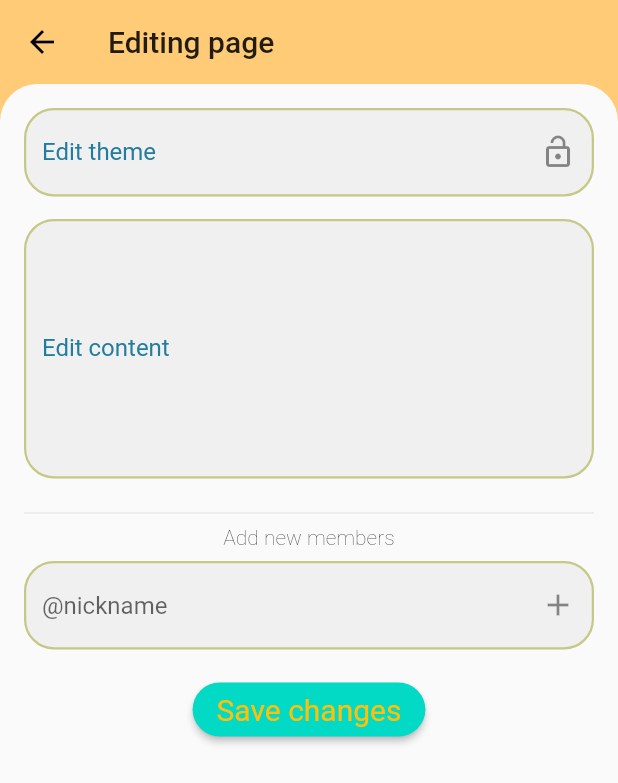
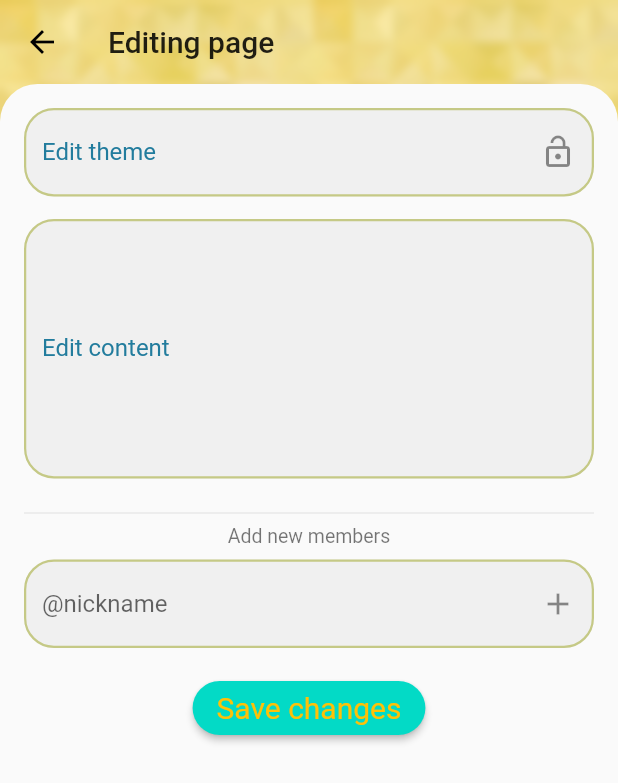
Before and after one commit to mem3Dealer/disCuss, a Flutter app: the AnotherGroupCreator screen opened directly, on a phone screen of 412 x 824 dp. Shown: the top 783 px of the screen. Run offline on Flutter 3.47's test engine with Material 2 defaults, Android fonts, the phone set to English and light mode, and no system bars; our stand-ins replace bloc, cloud_firestore, firebase_auth, firebase_core, flutter_bloc, flutter_slidable and 2 more; missing offline and left inert: splash_screen_view; accounts and stored records are empty.

Commit message:
ui updating befor merging

```diff
--- a/lib/pages/anotherGroupCreator.dart
+++ b/lib/pages/anotherGroupCreator.dart
@@ -1,3 +1,5 @@
+import 'dart:ui';
+
 import 'package:flutter/material.dart';
 import 'package:flutter_bloc/flutter_bloc.dart';
 import 'package:get_it/get_it.dart';
@@ -53,20 +55,38 @@ class _AnotherGroupCreatorState extends State<AnotherGroupCreator> {
     final _themeEditingController =
         TextEditingController(text: roomCubit.state.currentRoom?.topicTheme);
     // print("PRINT FROM BUILD: ${userCubit.state.selectedUsers}");
-    return Scaffold(
-        backgroundColor: theme.primaryColor,
+    return Container(
+      decoration: BoxDecoration(
+        image: DecorationImage(
+            scale: 0.3,
+            repeat: ImageRepeat.repeat,
+            // fit: BoxFit.cover,
+            image: theme.brightness == Brightness.dark
+                ? ExactAssetImage('assets/dark_back.png')
+                : ExactAssetImage('assets/light_back.jpg')),
+      ),
+      child: BackdropFilter(
+        filter: theme.brightness == Brightness.dark
+            ? ImageFilter.blur(sigmaX: 13.0, sigmaY: 13.0)
+            : ImageFilter.blur(sigmaX: 3.0, sigmaY: 3.0),
+        child: Scaffold(
+            backgroundColor: Colors.transparent,
             // resizeToAvoidBottomInset: false,
             appBar: AppBar(
+              backgroundColor: Colors.transparent,
               elevation: 0,
-          title:
-              _isEditing ? Text('Editing page') : Text('Start new discussion'),
+              title: _isEditing
+                  ? Text('Editing page')
+                  : Text('Start new discussion'),
             ),
             body: ClipRRect(
               borderRadius: BorderRadius.only(
-              topLeft: Radius.circular(25.0), topRight: Radius.circular(25.0)),
+                  topLeft: Radius.circular(25.0),
+                  topRight: Radius.circular(25.0)),
               child: Container(
                   height: double.infinity,
-              decoration: BoxDecoration(color: theme.scaffoldBackgroundColor),
+                  decoration:
+                      BoxDecoration(color: theme.scaffoldBackgroundColor),
                   child: SingleChildScrollView(
                     child: Column(
                       // mainAxisSize: MainAxisSize.max,
@@ -97,14 +117,17 @@ class _AnotherGroupCreatorState extends State<AnotherGroupCreator> {
                                   _isEditing
                                       ? 'Add new members'
                                       : 'You may add future participants below:',
-                              style: TextStyle(fontWeight: FontWeight.w200),
+                                  style: theme.textTheme.caption
+                                      ?.copyWith(fontSize: 13),
                                   // textAlign: TextAlign.start,
                                 ),
                                 SizedBox(
                                   height: 8,
                                 ),
                                 Form(
-                              key: _isEditing ? _editFormKey : verySpecialKey,
+                                  key: _isEditing
+                                      ? _editFormKey
+                                      : verySpecialKey,
                                   child: TextFormField(
                                     // key: ,
 
@@ -119,14 +142,15 @@ class _AnotherGroupCreatorState extends State<AnotherGroupCreator> {
                                               bool? alsoContained;
                                               bool? isContainedNewRoom;
                                               if (_user.runtimeType == String) {
-                                            nickNameIsValid = _user.toString();
+                                                nickNameIsValid =
+                                                    _user.toString();
                                                 // print('PRINT OUT: $nickNameIsValid');
                                               } else {
                                                 MyUser? _addingUser = _user;
                                                 // print(_addingUser);
                                                 if (_isEditing) {
-                                              contained = roomCubit
-                                                  .state.currentRoom!.members!
+                                                  contained = roomCubit.state
+                                                      .currentRoom!.members!
                                                       .any((element) {
                                                     return element.uid ==
                                                         _addingUser!.uid;
@@ -150,7 +174,8 @@ class _AnotherGroupCreatorState extends State<AnotherGroupCreator> {
                                                         contained == true ||
                                                     alsoContained != null &&
                                                         alsoContained == true ||
-                                                isContainedNewRoom != null &&
+                                                    isContainedNewRoom !=
+                                                            null &&
                                                         isContainedNewRoom ==
                                                             true) {
                                                   // print('THIS IS PRINT: $contained');
@@ -175,7 +200,8 @@ class _AnotherGroupCreatorState extends State<AnotherGroupCreator> {
                                       if (val?.contains('@') == false) {
                                         return 'please enter nickname starting with @';
                                       }
-                                  if (nickNameIsValid.runtimeType == String) {
+                                      if (nickNameIsValid.runtimeType ==
+                                          String) {
                                         print('final print: $nickNameIsValid');
                                         // return nickNameIsValid.toString();
                                         return '$nickNameIsValid';
@@ -191,12 +217,17 @@ class _AnotherGroupCreatorState extends State<AnotherGroupCreator> {
                         _buildAddingMembersTiles(),
                         // _isEditing
                         //     ?
-                    _buildCreateOrSaveButton(_isEditing, _editingTopicContent,
-                        _themeEditingController, context)
+                        _buildCreateOrSaveButton(
+                            _isEditing,
+                            _editingTopicContent,
+                            _themeEditingController,
+                            context)
                       ],
                     ),
                   )),
-        ));
+            )),
+      ),
+    );
   }
 
   Align _buildCreateOrSaveButton(
@@ -327,8 +358,8 @@ class _AnotherGroupCreatorState extends State<AnotherGroupCreator> {
                 // isCollapsed: true,
                 labelText: 'Content of discussion',
                 alignLabelWithHint: true,
-                floatingLabelBehavior: FloatingLabelBehavior.auto,
-                hintText: 'What do you want to discuss?',
+                floatingLabelBehavior: FloatingLabelBehavior.always,
+                // hintText: 'What do you want to discuss?',
                 helperText: 'Should be at least couple of words'));
   }
 
@@ -375,6 +406,6 @@ class _AnotherGroupCreatorState extends State<AnotherGroupCreator> {
                 ),
                 labelText: 'Topic of discussion',
                 helperText: 'Press lock icon to make discussion private',
-                floatingLabelBehavior: FloatingLabelBehavior.auto));
+                floatingLabelBehavior: FloatingLabelBehavior.always));
   }
 }
```
Also changed, not shown: lib/pages/chatPage.dart (+87 -33 lines), lib/pages/home.dart (+21 -2 lines), lib/pages/roomMembersPage.dart (+32 -8 lines). Lines whose indentation alone changed are shown as unchanged.
